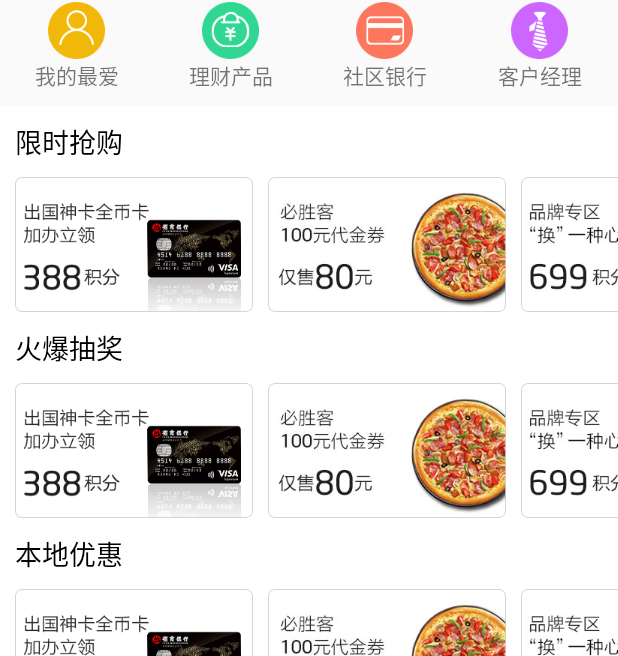
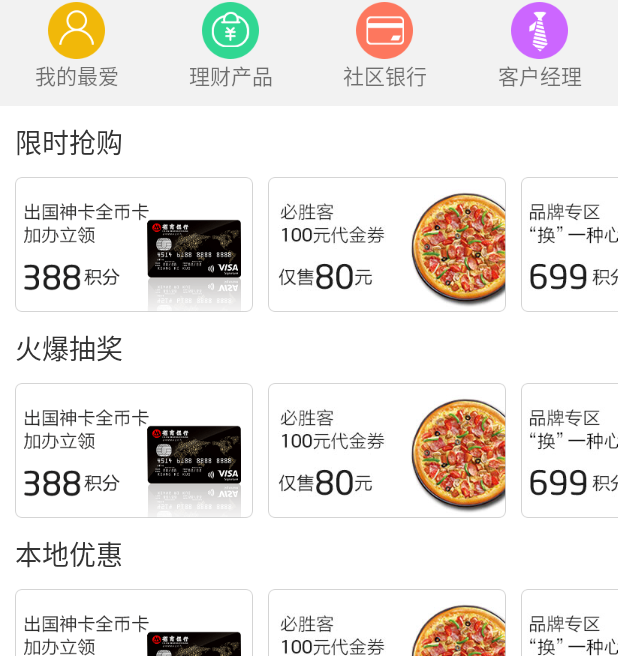
Before and after one commit to lzdragonix/amb, an Android app: the fragment RecommendFragment shown on its own in the app's theme, on a phone screen of 412 x 824 dp. Shown: the part 516-1172 px from the top of the screen. Run offline under Robolectric (Android 15) with nearby library versions, the phone set to English and light mode, and no system bars; our stand-ins replace ButterKnife.

Commit message:
modify some color

```diff
--- a/app/src/main/res/layout/fragment_main.xml
+++ b/app/src/main/res/layout/fragment_main.xml
@@ -5,7 +5,7 @@
               tools:context=".view.fragment.MainFragment"
               android:orientation="vertical">
 
-    <include layout="@layout/layout_default_header"/>
+    <include layout="@layout/layout_header_main"/>
 
     <View
         android:layout_width="match_parent"
@@ -39,7 +39,7 @@
                 android:layout_width="match_parent"
                 android:layout_height="wrap_content"
 
-                android:background="@color/c09455f"
+                android:background="@color/c0a465e"
                 android:divider="@null"
                 android:layout_weight="0"/>
 
--- a/app/src/main/res/layout/fragment_recommend.xml
+++ b/app/src/main/res/layout/fragment_recommend.xml
@@ -85,6 +85,7 @@
             android:layout_height="wrap_content"
             android:paddingTop="10dp"
             android:paddingBottom="10dp"
+            android:background="@color/cf2f2f2"
             android:orientation="horizontal">
 
             <FrameLayout
@@ -197,7 +198,7 @@
                 android:layout_marginLeft="10dp"
                 android:text="限时抢购"
                 android:textSize="18sp"
-                android:textColor="@color/c000000"/>
+                android:textColor="@color/c333333"/>
 
             <HorizontalScrollView
                 android:layout_width="match_parent"
@@ -266,7 +267,7 @@
                 android:layout_marginLeft="10dp"
                 android:text="火爆抽奖"
                 android:textSize="18sp"
-                android:textColor="@color/c000000"/>
+                android:textColor="@color/c333333"/>
 
             <HorizontalScrollView
                 android:layout_width="match_parent"
@@ -335,7 +336,7 @@
                 android:layout_marginLeft="10dp"
                 android:text="本地优惠"
                 android:textSize="18sp"
-                android:textColor="@color/c000000"/>
+                android:textColor="@color/c333333"/>
 
             <HorizontalScrollView
                 android:layout_width="match_parent"
@@ -405,7 +406,7 @@
                 android:layout_marginLeft="10dp"
                 android:text="移动金融"
                 android:textSize="18sp"
-                android:textColor="@color/c000000"/>
+                android:textColor="@color/c333333"/>
 
             <HorizontalScrollView
                 android:layout_width="match_parent"
--- a/app/src/main/res/layout/layout_default_header.xml
+++ b/app/src/main/res/layout/layout_header_main.xml
@@ -1,9 +1,8 @@
 <?xml version="1.0" encoding="utf-8"?>
 <RelativeLayout xmlns:android="http://schemas.android.com/apk/res/android"
-                android:orientation="horizontal"
                 android:layout_width="match_parent"
                 android:layout_height="50dp"
-                android:background="@color/c09455f">
+                android:background="@color/c0a465e">
 
     <ImageView
         android:id="@+id/img1"
--- a/app/src/main/res/values/colors.xml
+++ b/app/src/main/res/values/colors.xml
@@ -26,7 +26,6 @@
     <color name="cf8f8f8">#f8f8f8</color>
     <color name="c888888">#888888</color>
     <color name="cfdf7b8">#fdf7b8</color>
-    <color name="cf2f2f2">#f2f2f2</color>
     <color name="ce0e0e0">#e0e0e0</color>
     <color name="c0b81a2">#0b81a2</color>
     <color name="c999999">#999999</color>
@@ -51,9 +50,11 @@
     <color name="ceeeeee">#eeeeee</color>
 
     <!-- amb -->
-    <color name="c09455f">#09455f</color>
+    <color name="c0a465e">#0a465e</color>
     <color name="cfbc000">#fbc000</color>
     <color name="cadadae">#adadae</color>
     <color name="ce4e4e4">#e4e4e4</color>
+    <color name="cf2f2f2">#f2f2f2</color>
+    <color name="c333333">#333333</color>
 
 </resources>
```
Also changed, not shown: app/src/main/res/layout/layout_header_default.xml (added, +30 -0 lines).
